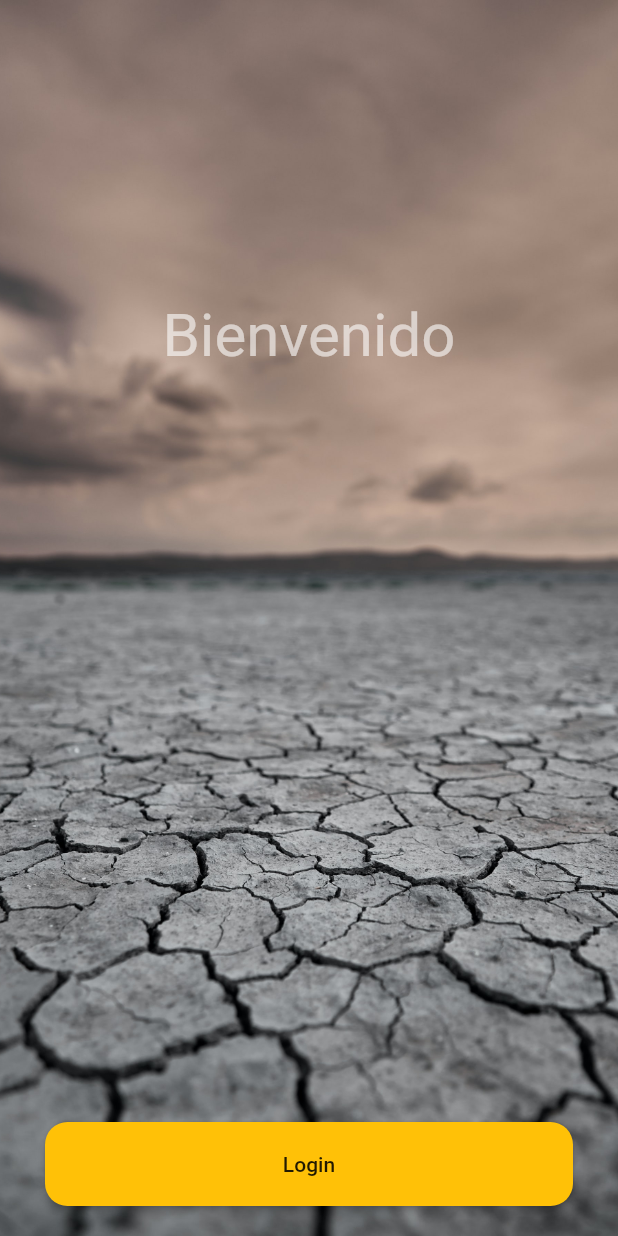
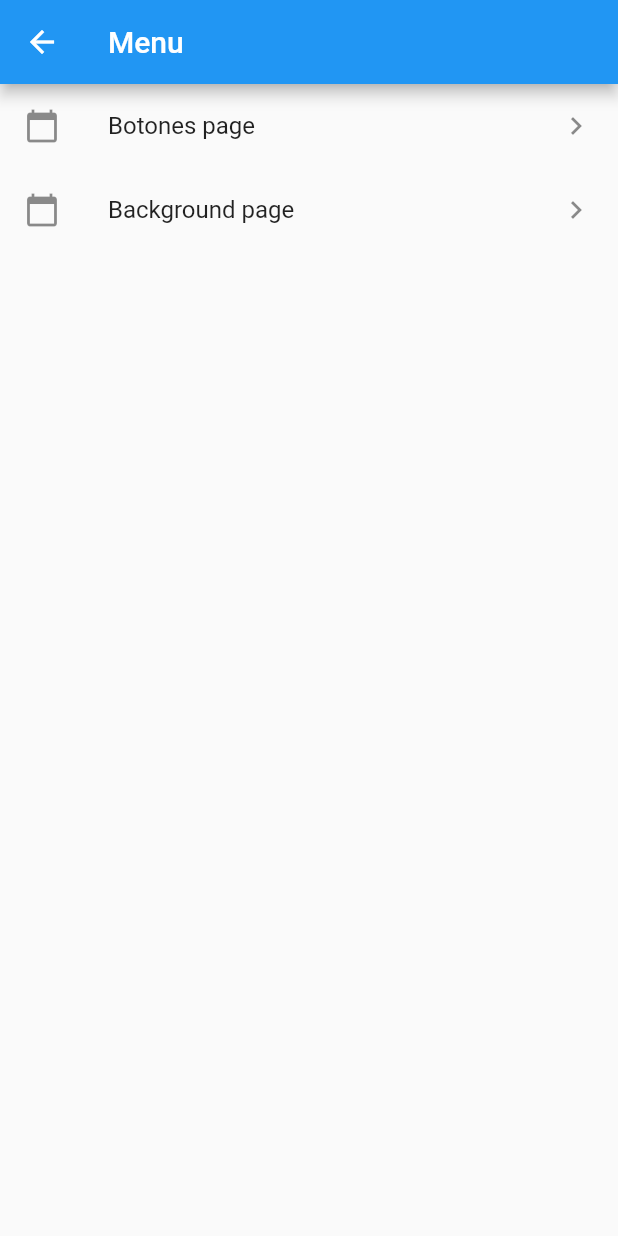
Before and after one commit to klauscj1/capacitacion_flutter_icreativa, a Flutter app: the StackPage screen opened directly, after a tap on "Login", on a phone screen of 412 x 824 dp. Run offline on Flutter 3.47's test engine with Material 2 defaults, Android fonts, the phone set to English and light mode, and no system bars.

Commit message:
statefulwidget y navegacion en rutas nombradas

```diff
--- a/lib/main.dart
+++ b/lib/main.dart
@@ -1,3 +1,5 @@
+import 'package:app_prueba/routes.dart';
+import 'package:app_prueba/ui/pages/backgroud_color_page.dart';
 import 'package:app_prueba/ui/pages/drawer_page.dart';
 import 'package:app_prueba/ui/pages/listview_builder_page.dart';
 
@@ -12,8 +14,8 @@ class MyApp extends StatelessWidget {
     return MaterialApp(
       debugShowCheckedModeBanner: false,
       title: 'Material App',
-      home: ListViewBuilderPage(),
       theme: ThemeData.light(),
+      routes: rutas(),
     );
   }
 }
--- /dev/null
+++ b/lib/routes.dart
@@ -0,0 +1,14 @@
+import 'package:app_prueba/ui/pages/backgroud_color_page.dart';
+import 'package:app_prueba/ui/pages/botones_page.dart';
+import 'package:app_prueba/ui/pages/menu_page.dart';
+import 'package:app_prueba/ui/pages/stack_page.dart';
+import 'package:flutter/material.dart';
+
+Map<String, WidgetBuilder> rutas() {
+  return <String, WidgetBuilder>{
+    '/': (_) => StackPage(),
+    'background-color': (_) => BackgroundPage(),
+    'botones-page': (_) => BotonesPage(),
+    'menu': (_) => MenuPage(),
+  };
+}
--- a/lib/ui/pages/listview_builder_page.dart
+++ b/lib/ui/pages/listview_builder_page.dart
@@ -24,7 +24,7 @@ class ListViewBuilderPage extends StatelessWidget {
                 context: context,
                 builder: (context) {
                   return DialogoPersonalizado(
-                    android: false,
+                    android: true,
                     usuario: usuario,
                     onPressOk: () {
                       print('ok');
--- /dev/null
+++ b/lib/ui/pages/menu_page.dart
@@ -0,0 +1,29 @@
+import 'package:app_prueba/models/ruta_item_model.dart';
+import 'package:flutter/material.dart';
+
+class MenuPage extends StatelessWidget {
+  const MenuPage({Key? key}) : super(key: key);
+
+  @override
+  Widget build(BuildContext context) {
+    return Scaffold(
+      appBar: AppBar(
+        title: Text('Menu'),
+      ),
+      body: ListView.builder(
+        itemCount: paginas.length,
+        itemBuilder: (BuildContext context, int index) {
+          final ruta = paginas[index];
+          return ListTile(
+            title: Text('${ruta.titulo}'),
+            leading: Icon(Icons.calendar_today),
+            trailing: Icon(Icons.chevron_right),
+            onTap: () {
+              Navigator.pushNamed(context, ruta.ruta);
+            },
+          );
+        },
+      ),
+    );
+  }
+}
--- a/lib/ui/pages/stack_page.dart
+++ b/lib/ui/pages/stack_page.dart
@@ -25,7 +25,9 @@ class StackPage extends StatelessWidget {
                   borderRadius: BorderRadius.circular(15),
                 ),
               ),
-              onPressed: () {},
+              onPressed: () {
+                Navigator.pushReplacementNamed(context, 'menu');
+              },
               child: Padding(
                 padding: const EdgeInsets.symmetric(vertical: 20.0),
                 child: Text(
```
Also changed, not shown: lib/models/ruta_item_model.dart (added, +35 -0 lines), lib/ui/pages/backgroud_color_page.dart (added, +94 -0 lines).
